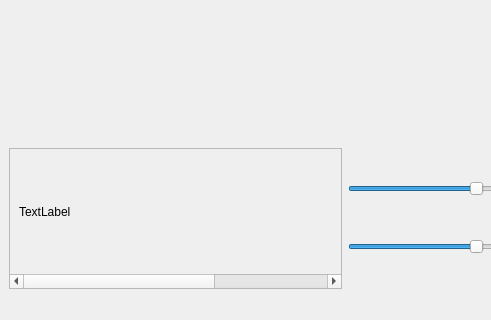
First picture: the form in src/forms/mainwindow.ui, repository SerfeyZhirnov/PhotoLab, before the edit; both pictures show x 0 to 491 and y 380 to 700 of the 885 by 700 pixel window.
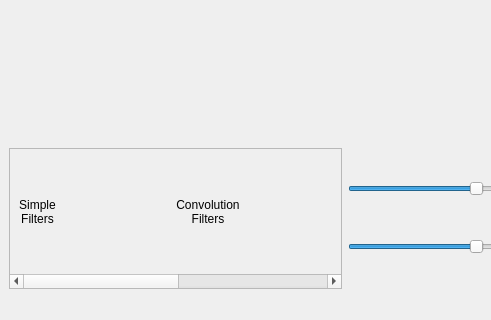
Second picture: the form after the edit. Icons and pictures are not drawn.

Commit message: Change static objects to dynamic and add labels with filters category

Diff of the .ui file:
```diff
--- a/src/forms/mainwindow.ui
+++ b/src/forms/mainwindow.ui
@@ -120,9 +120,9 @@
       <widget class="QWidget" name="sa_content_widget">
        <property name="geometry">
         <rect>
-         <x>0</x>
+         <x>-1339</x>
          <y>0</y>
-         <width>1498</width>
+         <width>1651</width>
          <height>124</height>
         </rect>
        </property>
@@ -135,8 +135,15 @@
        <layout class="QHBoxLayout" name="horizontalLayout_2">
         <item>
          <widget class="QLabel" name="lb_simple">
+          <property name="styleSheet">
+           <string notr="true"/>
+          </property>
           <property name="text">
-           <string>TextLabel</string>
+           <string>Simple 
+Filters</string>
+          </property>
+          <property name="alignment">
+           <set>Qt::AlignCenter</set>
           </property>
          </widget>
         </item>
@@ -218,6 +225,17 @@
           </attribute>
          </widget>
         </item>
+        <item>
+         <widget class="QLabel" name="lb_convolution">
+          <property name="text">
+           <string>Convolution
+Filters</string>
+          </property>
+          <property name="alignment">
+           <set>Qt::AlignCenter</set>
+          </property>
+         </widget>
+        </item>
         <item>
          <widget class="QPushButton" name="bt_emboss">
           <property name="whatsThis">
@@ -426,6 +444,18 @@
           </attribute>
          </widget>
         </item>
+        <item>
+         <widget class="QLabel" name="lb_custom">
+          <property name="text">
+           <string>Custom
+convolution
+filter</string>
+          </property>
+          <property name="alignment">
+           <set>Qt::AlignCenter</set>
+          </property>
+         </widget>
+        </item>
         <item>
          <widget class="QPushButton" name="bt_custom">
           <property name="styleSheet">
```
The commit also changes 4 other files.
